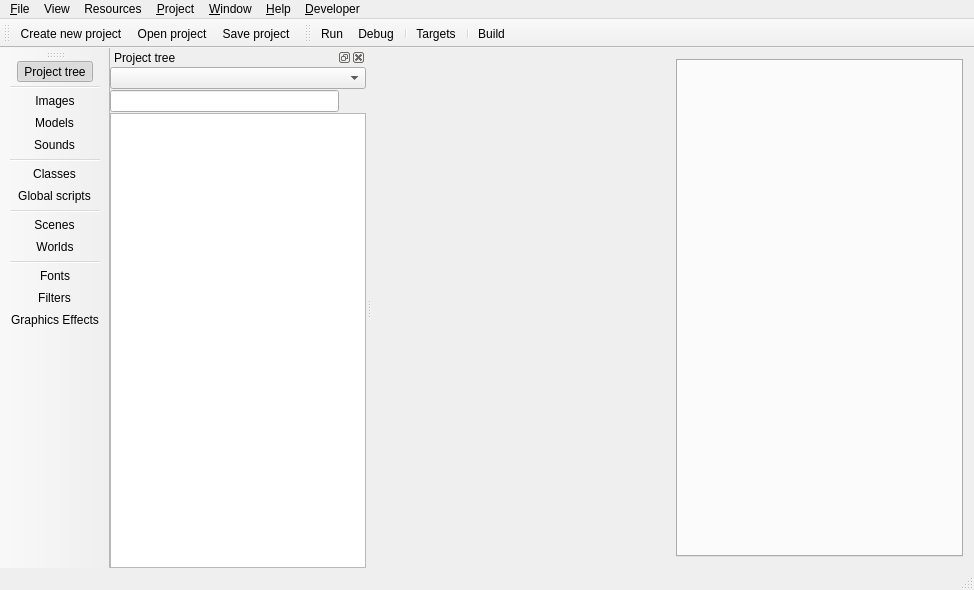
This is baseide/mainwindow.ui in spytheman/piGameCreator as Qt 5 draws it before an edit. The edited form follows.
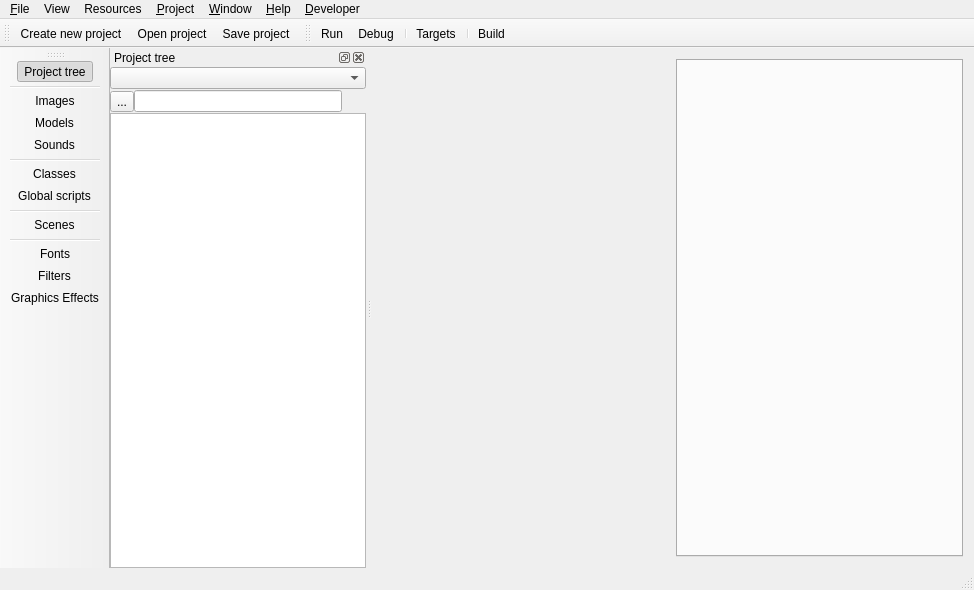
This is the edited form. Icons and pictures are not drawn.

```diff
--- a/baseide/mainwindow.ui
+++ b/baseide/mainwindow.ui
@@ -273,8 +273,15 @@
          <item>
           <layout class="QHBoxLayout" name="searchboxLayout_4">
            <property name="spacing">
-            <number>3</number>
+            <number>0</number>
            </property>
+           <item>
+            <widget class="QToolButton" name="toolButton">
+             <property name="text">
+              <string>...</string>
+             </property>
+            </widget>
+           </item>
            <item>
             <widget class="QLineEdit" name="searchbox_4"/>
            </item>
@@ -832,7 +839,6 @@
    <addaction name="actionGlobal_functions"/>
    <addaction name="separator"/>
    <addaction name="actionScenes"/>
-   <addaction name="actionWorlds"/>
    <addaction name="separator"/>
    <addaction name="actionFonts"/>
    <addaction name="actionFilters"/>
@@ -1409,18 +1415,6 @@
     <string>Models</string>
    </property>
   </action>
-  <action name="actionWorlds">
-   <property name="checkable">
-    <bool>true</bool>
-   </property>
-   <property name="icon">
-    <iconset resource="../sharedcode/resources.qrc">
-     <normaloff>:/resources/RES/ffficons/world.png</normaloff>:/resources/RES/ffficons/world.png</iconset>
-   </property>
-   <property name="text">
-    <string>Worlds</string>
-   </property>
-  </action>
   <action name="actionFonts">
    <property name="checkable">
     <bool>true</bool>
```
Left out of the diff: 73 changed lines with no effect on the pictures.
